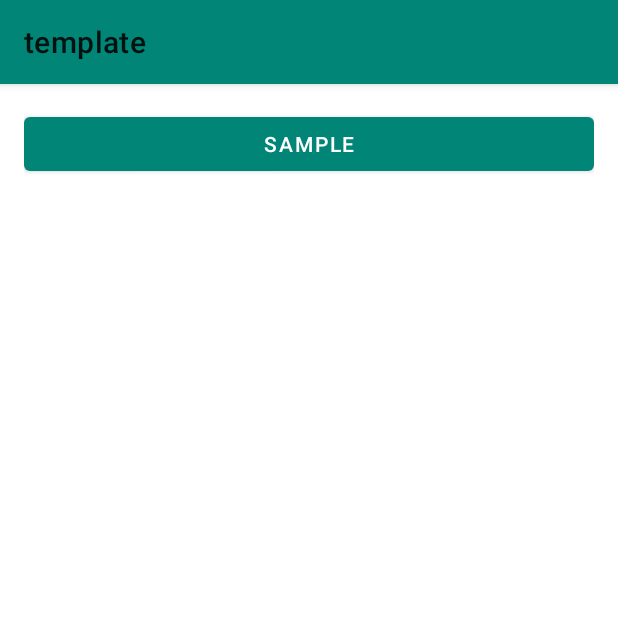
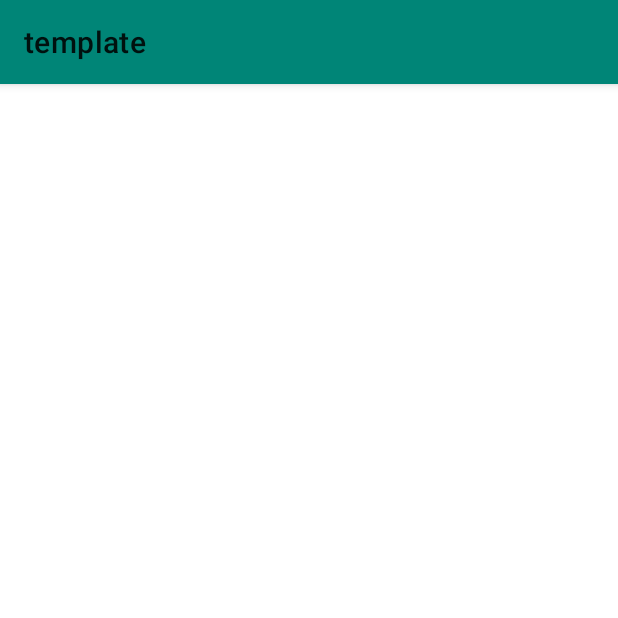
Before and after one commit to satoshun-android-example/Template, an Android app: the screen it shows after launch (AppActivity), on a phone screen of 412 x 824 dp, the top half of it. Run offline under Robolectric (Android 15) with nearby library versions, the phone set to English and light mode, and no system bars.

```diff
--- a/app/src/main/java/com/github/satoshun/example/AppActivity.kt
+++ b/app/src/main/java/com/github/satoshun/example/AppActivity.kt
@@ -1,5 +1,11 @@
 package com.github.satoshun.example
 
+import android.os.Bundle
 import androidx.appcompat.app.AppCompatActivity
+import androidx.activity.compose.setContent
 
-class AppActivity : AppCompatActivity(R.layout.app_act)
+class AppActivity : AppCompatActivity() {
+  override fun onCreate(savedInstanceState: Bundle?) {
+    super.onCreate(savedInstanceState)
+  }
+}
--- a/app/src/main/java/com/github/satoshun/example/MainFragment.kt
+++ /dev/null
@@ -1,18 +0,0 @@
-package com.github.satoshun.example
-
-import android.os.Bundle
-import android.view.View
-import androidx.fragment.app.Fragment
-import com.github.satoshun.example.databinding.MainFragBinding
-
-class MainFragment : Fragment(R.layout.main_frag) {
-  private val binding: MainFragBinding get() = MainFragBinding.bind(requireView())
-
-  override fun onViewCreated(view: View, savedInstanceState: Bundle?) {
-    super.onViewCreated(view, savedInstanceState)
-
-    binding.sample.setOnClickListener {
-      TODO()
-    }
-  }
-}
--- a/app/src/main/res/layout/app_act.xml
+++ /dev/null
@@ -1,9 +0,0 @@
-<?xml version="1.0" encoding="utf-8"?>
-<androidx.fragment.app.FragmentContainerView xmlns:android="http://schemas.android.com/apk/res/android"
-  xmlns:app="http://schemas.android.com/apk/res-auto"
-  android:id="@+id/container"
-  android:name="androidx.navigation.fragment.NavHostFragment"
-  android:layout_width="match_parent"
-  android:layout_height="match_parent"
-  app:defaultNavHost="true"
-  app:navGraph="@navigation/nav_graph" />
--- a/app/src/main/res/layout/main_frag.xml
+++ /dev/null
@@ -1,15 +0,0 @@
-<?xml version="1.0" encoding="utf-8"?>
-<LinearLayout xmlns:android="http://schemas.android.com/apk/res/android"
-  xmlns:tools="http://schemas.android.com/tools"
-  android:layout_width="match_parent"
-  android:layout_height="match_parent"
-  android:layout_margin="16dp"
-  android:orientation="vertical"
-  tools:ignore="HardcodedText">
-
-  <Button
-    android:id="@+id/sample"
-    android:layout_width="match_parent"
-    android:layout_height="wrap_content"
-    android:text="Sample" />
-</LinearLayout>
--- a/app/src/main/res/navigation/nav_graph.xml
+++ /dev/null
@@ -1,21 +0,0 @@
-<?xml version="1.0" encoding="utf-8"?>
-<navigation xmlns:android="http://schemas.android.com/apk/res/android"
-  xmlns:app="http://schemas.android.com/apk/res-auto"
-  xmlns:tools="http://schemas.android.com/tools"
-  app:startDestination="@id/nav_main">
-
-  <fragment
-    android:id="@+id/nav_main"
-    android:name="com.github.satoshun.example.MainFragment"
-    tools:layout="@layout/main_frag">
-
-    <action
-      android:id="@+id/nav_main_to_sample"
-      app:destination="@id/nav_sample" />
-  </fragment>
-
-  <fragment
-    android:id="@+id/nav_sample"
-    android:name="com.github.satoshun.example.sample.SampleFragment"
-    tools:layout="@layout/sample_frag" />
-</navigation>
--- a/build.gradle
+++ b/build.gradle
@@ -7,7 +7,6 @@ buildscript {
   dependencies {
     classpath libs.android.plugin
     classpath libs.kotlin.plugin
-    classpath libs.android.navigation.plugin
     classpath libs.android.dagger.hilt.plugin
   }
 }
```
Also changed, not shown: app/build.gradle (+6 -3 lines), app/src/main/java/com/github/satoshun/example/sample/SampleFragment.kt (deleted, +0 -15 lines), app/src/main/res/layout/sample_frag.xml (deleted, +0 -10 lines), gradle/libs.versions.toml (+24 -8 lines).
